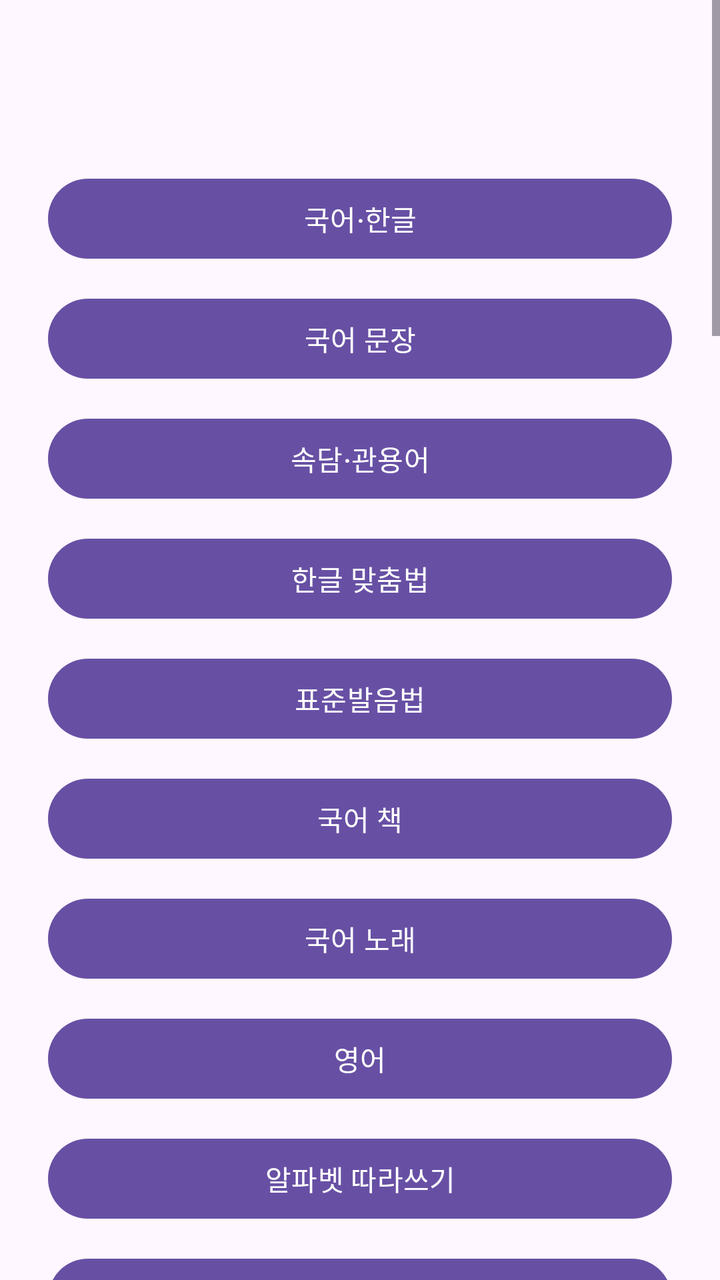
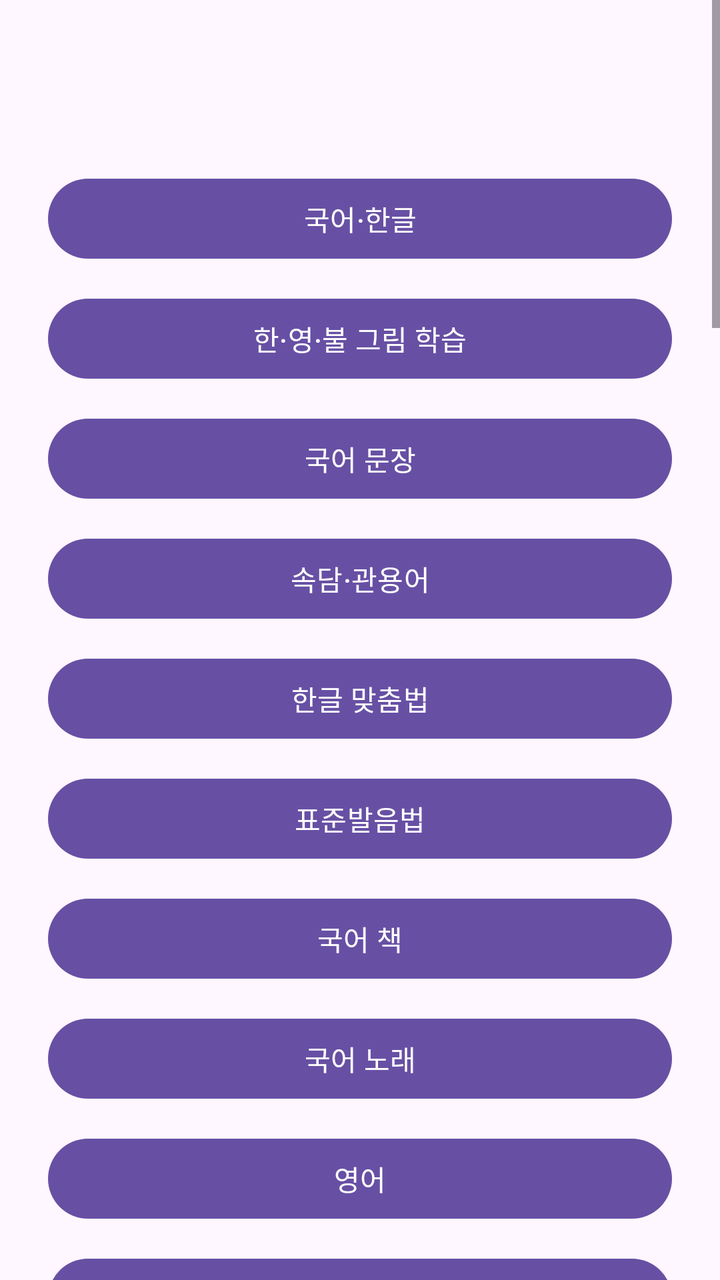

Before-and-after screenshots of an Android layout around one commit, followed by the original layout XML and the change that was made.
<!-- AndroidManifest.xml: application theme Theme.Eunhyo2 -->
<!-- res/layout/activity_school_menu.xml -->
<?xml version="1.0" encoding="utf-8"?>
<ScrollView xmlns:android="http://schemas.android.com/apk/res/android"
    android:layout_width="match_parent"
    android:layout_height="match_parent">

    <LinearLayout
        android:layout_width="match_parent"
        android:layout_height="wrap_content"
        android:orientation="vertical"
        android:padding="24dp">

        <TextView android:id="@+id/textSchoolLevel" android:layout_width="match_parent" android:layout_height="wrap_content" android:gravity="center" android:textAppearance="@style/TextAppearance.Material3.HeadlineMedium" />
        <com.google.android.material.button.MaterialButton android:id="@+id/buttonKorean" android:layout_width="match_parent" android:layout_height="wrap_content" android:layout_marginTop="24dp" android:text="국어·한글" />
        <com.google.android.material.button.MaterialButton android:id="@+id/buttonKoreanPhrase" android:layout_width="match_parent" android:layout_height="wrap_content" android:layout_marginTop="12dp" android:text="국어 문장" />
        <com.google.android.material.button.MaterialButton android:id="@+id/buttonKoreanIdiom" android:layout_width="match_parent" android:layout_height="wrap_content" android:layout_marginTop="12dp" android:text="속담·관용어" />
        <com.google.android.material.button.MaterialButton android:id="@+id/buttonKoreanSpelling" android:layout_width="match_parent" android:layout_height="wrap_content" android:layout_marginTop="12dp" android:text="한글 맞춤법" />
        <com.google.android.material.button.MaterialButton android:id="@+id/buttonKoreanPronunciation" android:layout_width="match_parent" android:layout_height="wrap_content" android:layout_marginTop="12dp" android:text="표준발음법" />
        <com.google.android.material.button.MaterialButton android:id="@+id/buttonKoreanBook" android:layout_width="match_parent" android:layout_height="wrap_content" android:layout_marginTop="12dp" android:text="국어 책" />
        <com.google.android.material.button.MaterialButton android:id="@+id/buttonKoreanSong" android:layout_width="match_parent" android:layout_height="wrap_content" android:layout_marginTop="12dp" android:text="국어 노래" />
        <com.google.android.material.button.MaterialButton android:id="@+id/buttonEnglish" android:layout_width="match_parent" android:layout_height="wrap_content" android:layout_marginTop="12dp" android:text="영어" />
        <com.google.android.material.button.MaterialButton android:id="@+id/buttonAlphabetTrace" android:layout_width="match_parent" android:layout_height="wrap_content" android:layout_marginTop="12dp" android:text="알파벳 따라쓰기" />
        <com.google.android.material.button.MaterialButton android:id="@+id/buttonPhonicsColor" android:layout_width="match_parent" android:layout_height="wrap_content" android:layout_marginTop="12dp" android:text="파닉스 색상 단어" />
        <com.google.android.material.button.MaterialButton android:id="@+id/buttonEnglishWord" android:layout_width="match_parent" android:layout_height="wrap_content" android:layout_marginTop="12dp" android:text="영어 단어 따라쓰기" />
        <com.google.android.material.button.MaterialButton android:id="@+id/buttonEnglishSentence" android:layout_width="match_parent" android:layout_height="wrap_content" android:layout_marginTop="12dp" android:text="영어 문장 CSV" />
        <com.google.android.material.button.MaterialButton android:id="@+id/buttonPdfLibrary" android:layout_width="match_parent" android:layout_height="wrap_content" android:layout_marginTop="12dp" android:text="영어 PDF 자료" />
        <com.google.android.material.button.MaterialButton android:id="@+id/buttonTyping" android:layout_width="match_parent" android:layout_height="wrap_content" android:layout_marginTop="12dp" android:text="한글·영문 타자연습" />
        <com.google.android.material.button.MaterialButton android:id="@+id/buttonMath" android:layout_width="match_parent" android:layout_height="wrap_content" android:layout_marginTop="12dp" android:text="수학" />
        <com.google.android.material.button.MaterialButton android:id="@+id/buttonMathProgress" android:layout_width="match_parent" android:layout_height="wrap_content" android:layout_marginTop="12dp" android:text="수학 학습현황" />
        <com.google.android.material.button.MaterialButton android:id="@+id/buttonMathState" android:layout_width="match_parent" android:layout_height="wrap_content" android:layout_marginTop="12dp" android:text="수학 상태 설정" />
        <com.google.android.material.button.MaterialButton android:id="@+id/buttonMeasurement" android:layout_width="match_parent" android:layout_height="wrap_content" android:layout_marginTop="12dp" android:text="길이·시간·달력 환산" />
        <com.google.android.material.button.MaterialButton android:id="@+id/buttonGcdLcm" android:layout_width="match_parent" android:layout_height="wrap_content" android:layout_marginTop="12dp" android:text="최대공약수·최소공배수" />
        <com.google.android.material.button.MaterialButton android:id="@+id/buttonGeometry" android:layout_width="match_parent" android:layout_height="wrap_content" android:layout_marginTop="12dp" android:text="기하 도형" />
        <com.google.android.material.button.MaterialButton android:id="@+id/buttonLegacyGallery" android:layout_width="match_parent" android:layout_height="wrap_content" android:layout_marginTop="12dp" android:text="원본 그림 학습자료" />
        <com.google.android.material.button.MaterialButton android:id="@+id/buttonLegacySlideshow" android:layout_width="match_parent" android:layout_height="wrap_content" android:layout_marginTop="12dp" android:text="원본 슬라이드 학습" />
        <com.google.android.material.button.MaterialButton android:id="@+id/buttonGraph" android:layout_width="match_parent" android:layout_height="wrap_content" android:layout_marginTop="12dp" android:text="그래프 도구" />
        <com.google.android.material.button.MaterialButton android:id="@+id/buttonHanja" android:layout_width="match_parent" android:layout_height="wrap_content" android:layout_marginTop="12dp" android:text="한자" />
        <com.google.android.material.button.MaterialButton android:id="@+id/buttonHanjaRadical" android:layout_width="match_parent" android:layout_height="wrap_content" android:layout_marginTop="12dp" android:text="한자 부수" />
        <com.google.android.material.button.MaterialButton android:id="@+id/buttonHistory" android:layout_width="match_parent" android:layout_height="wrap_content" android:layout_marginTop="12dp" android:text="역사" />
        <com.google.android.material.button.MaterialButton android:id="@+id/buttonWorld" android:layout_width="match_parent" android:layout_height="wrap_content" android:layout_marginTop="12dp" android:text="세계 국가 학습" />
        <com.google.android.material.button.MaterialButton android:id="@+id/buttonClock" android:layout_width="match_parent" android:layout_height="wrap_content" android:layout_marginTop="12dp" android:text="시계 학습" />
        <com.google.android.material.button.MaterialButton android:id="@+id/buttonDrawing" android:layout_width="match_parent" android:layout_height="wrap_content" android:layout_marginTop="12dp" android:text="그리기 연습" />
        <com.google.android.material.button.MaterialButton android:id="@+id/buttonLinks" android:layout_width="match_parent" android:layout_height="wrap_content" android:layout_marginTop="12dp" android:text="교육 사이트" />
        <com.google.android.material.button.MaterialButton android:id="@+id/buttonStudyMail" android:layout_width="match_parent" android:layout_height="wrap_content" android:layout_marginTop="12dp" android:text="학습 편지장" />
        <com.google.android.material.button.MaterialButton android:id="@+id/buttonMedia" android:layout_width="match_parent" android:layout_height="wrap_content" android:layout_marginTop="12dp" android:text="미디어 학습" />
        <com.google.android.material.button.MaterialButton android:id="@+id/buttonSports" android:layout_width="match_parent" android:layout_height="wrap_content" android:layout_marginTop="12dp" android:text="스포츠 학습" />
        <com.google.android.material.button.MaterialButton android:id="@+id/buttonMagic" android:layout_width="match_parent" android:layout_height="wrap_content" android:layout_marginTop="12dp" android:text="마술 영상" />
        <com.google.android.material.button.MaterialButton android:id="@+id/buttonGoldenBell" android:layout_width="match_parent" android:layout_height="wrap_content" android:layout_marginTop="12dp" android:text="골든벨 O/X" />
        <com.google.android.material.button.MaterialButton android:id="@+id/buttonPersonality" android:layout_width="match_parent" android:layout_height="wrap_content" android:layout_marginTop="12dp" android:text="놀이형 성향 테스트" />
        <com.google.android.material.button.MaterialButton android:id="@+id/buttonMaze" android:layout_width="match_parent" android:layout_height="wrap_content" android:layout_marginTop="12dp" android:text="미로 게임" />
        <com.google.android.material.button.MaterialButton android:id="@+id/buttonAi" android:layout_width="match_parent" android:layout_height="wrap_content" android:layout_marginTop="12dp" android:text="AI 학습 도우미" />
        <com.google.android.material.button.MaterialButton android:id="@+id/buttonGame" android:layout_width="match_parent" android:layout_height="wrap_content" android:layout_marginTop="12dp" android:text="게임·점수" />
    </LinearLayout>
</ScrollView>
<!-- resources referenced by this layout -->
<resources>
  <style name="Theme.Eunhyo2" parent="Theme.Material3.DayNight.NoActionBar">
          <item name="android:windowLightStatusBar">true</item>
      </style>
</resources>

<!-- the commit's change to res/layout/activity_school_menu.xml (unified diff, before → after) -->
@@ -11,6 +11,7 @@
 
         <TextView android:id="@+id/textSchoolLevel" android:layout_width="match_parent" android:layout_height="wrap_content" android:gravity="center" android:textAppearance="@style/TextAppearance.Material3.HeadlineMedium" />
         <com.google.android.material.button.MaterialButton android:id="@+id/buttonKorean" android:layout_width="match_parent" android:layout_height="wrap_content" android:layout_marginTop="24dp" android:text="국어·한글" />
+        <com.google.android.material.button.MaterialButton android:id="@+id/buttonMultilingualPicture" android:layout_width="match_parent" android:layout_height="wrap_content" android:layout_marginTop="12dp" android:text="한·영·불 그림 학습" />
         <com.google.android.material.button.MaterialButton android:id="@+id/buttonKoreanPhrase" android:layout_width="match_parent" android:layout_height="wrap_content" android:layout_marginTop="12dp" android:text="국어 문장" />
         <com.google.android.material.button.MaterialButton android:id="@+id/buttonKoreanIdiom" android:layout_width="match_parent" android:layout_height="wrap_content" android:layout_marginTop="12dp" android:text="속담·관용어" />
         <com.google.android.material.button.MaterialButton android:id="@+id/buttonKoreanSpelling" android:layout_width="match_parent" android:layout_height="wrap_content" android:layout_marginTop="12dp" android:text="한글 맞춤법" />
